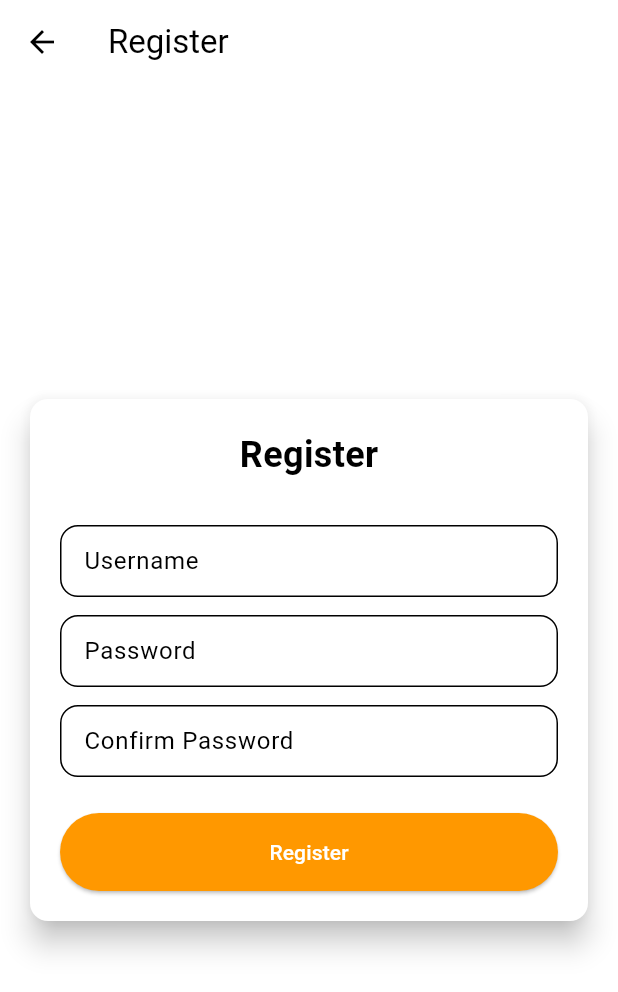
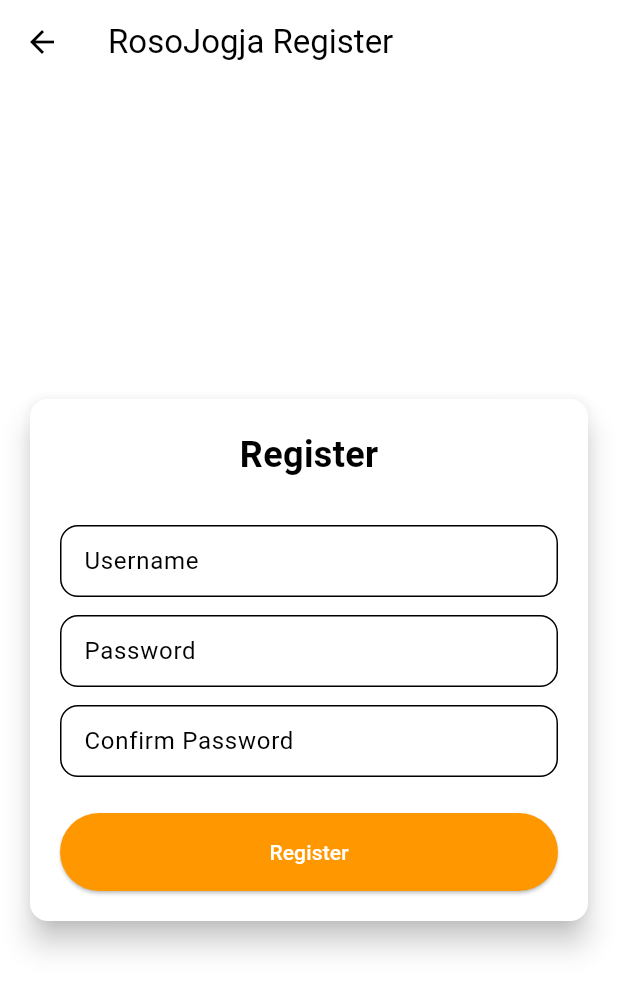
Before and after one commit to PBP-242-D11/roso-jogja-mobile, a Flutter app: the screen it shows after launch, after a tap on an icon or button, on a phone screen of 412 x 824 dp. Shown: the top 992 px of the screen. Run offline on Flutter 3.47's test engine with Material 3 defaults, Android fonts, the phone set to English and light mode, and no system bars.

Commit message:
refactor: change title of login and register page

```diff
--- a/lib/features/auth/pages/login.dart
+++ b/lib/features/auth/pages/login.dart
@@ -38,7 +38,7 @@ class _LoginPageState extends State<LoginPage> {
   Widget build(BuildContext context) {
     return Scaffold(
       appBar: AppBar(
-        title: const Text('Login'),
+        title: const Text('RosoJogja Login'),
       ),
       body: Center(
         child: SingleChildScrollView(
--- a/lib/features/auth/pages/register.dart
+++ b/lib/features/auth/pages/register.dart
@@ -16,7 +16,7 @@ class _RegisterPageState extends State<RegisterPage> {
   Widget build(BuildContext context) {
     return Scaffold(
       appBar: AppBar(
-        title: const Text('Register'),
+        title: const Text('RosoJogja Register'),
         leading: IconButton(
           icon: const Icon(Icons.arrow_back),
           onPressed: () {
```
